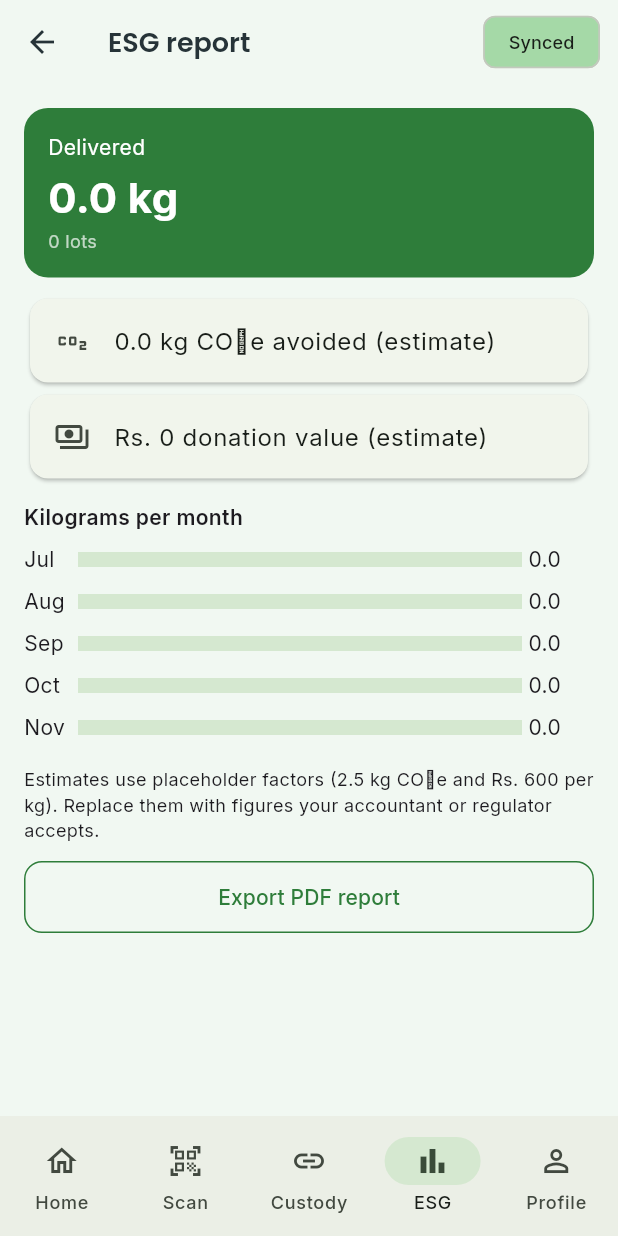
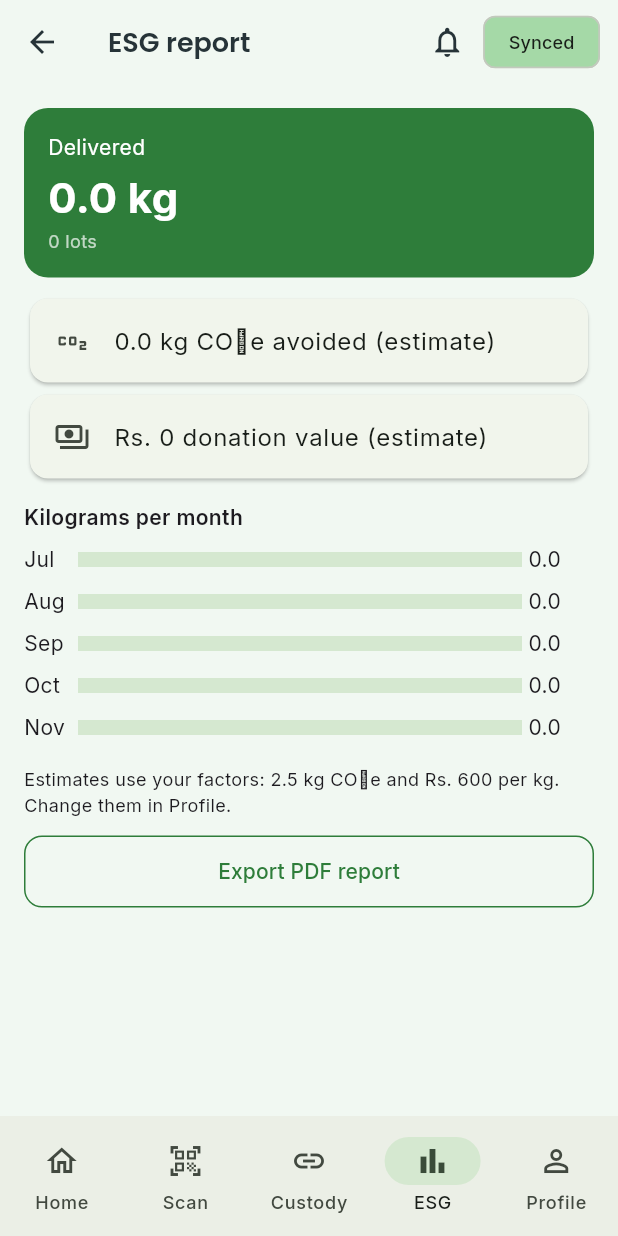
Before and after one commit to NithyaV7/EquipShare-App, a Flutter app: the DonorShell screen opened directly, item 4 of the bottom bar chosen, after a tap on "Export PDF report", on a phone screen of 412 x 824 dp. Run offline on Flutter 3.47's test engine with Material 3 defaults, Android fonts, the phone set to English and light mode, and no system bars; our stand-ins replace camera, cloud_firestore, firebase_auth, firebase_core, geolocator, google_fonts and 3 more; missing offline and left inert: google_mlkit_barcode_scanning, google_mlkit_text_recognition; accounts and stored records are empty.

Commit message:
Add live scan, notifications and ESG settings

```diff
--- a/lib/data/report.dart
+++ b/lib/data/report.dart
@@ -18,8 +18,8 @@ Future<void> exportEsgPdf(AppState s) async {
       pw.Text('Generated: ${fmtTime(DateTime.now())}'),
       pw.SizedBox(height: 12),
       pw.Text('Delivered: ${kg.toStringAsFixed(1)} kg in ${s.deliveredLots.length} lots'),
-      pw.Text('Estimated CO2e avoided: ${(kg * AppState.co2PerKg).toStringAsFixed(1)} kg'),
-      pw.Text('Estimated donation value: Rs. ${(kg * AppState.rupeesPerKg).toStringAsFixed(0)}'),
+      pw.Text('Estimated CO2e avoided: ${(kg * s.co2PerKg).toStringAsFixed(1)} kg'),
+      pw.Text('Estimated donation value: Rs. ${(kg * s.rupeesPerKg).toStringAsFixed(0)}'),
       pw.SizedBox(height: 12),
       if (rows.isEmpty)
         pw.Text('No delivered lots yet.')
@@ -30,8 +30,8 @@ Future<void> exportEsgPdf(AppState s) async {
         ),
       pw.SizedBox(height: 12),
       pw.Text(
-        'Estimates use placeholder factors (2.5 kg CO2e and Rs. 600 per kg). '
-        'Use figures accepted by your accountant or regulator before filing.',
+        'Estimates use the factors set in the app (${s.co2PerKg} kg CO2e and Rs. ${s.rupeesPerKg.toStringAsFixed(0)} per kg). '
+        'Check them with your accountant or regulator before filing.',
         style: const pw.TextStyle(fontSize: 9),
       ),
     ],
--- a/lib/models.dart
+++ b/lib/models.dart
@@ -168,3 +168,39 @@ class Offer {
         synced: j['synced'] as bool? ?? true,
       );
 }
+
+/// An in-app notification. role says which kind of user it is for.
+class AppNote {
+  AppNote({
+    required this.id,
+    required this.role,
+    required this.title,
+    required this.body,
+    required this.time,
+    this.read = false,
+  });
+  final String id;
+  final String role;
+  final String title;
+  final String body;
+  final DateTime time;
+  bool read;
+
+  Map<String, dynamic> toJson() => {
+        'id': id,
+        'role': role,
+        'title': title,
+        'body': body,
+        'time': time.toIso8601String(),
+        'read': read,
+      };
+
+  factory AppNote.fromJson(Map<String, dynamic> j) => AppNote(
+        id: j['id'] as String,
+        role: j['role'] as String,
+        title: j['title'] as String,
+        body: j['body'] as String,
+        time: DateTime.parse(j['time'] as String),
+        read: j['read'] as bool? ?? false,
+      );
+}
--- /dev/null
+++ b/lib/scan/live_scan_stub.dart
@@ -0,0 +1,6 @@
+// Live camera scanning is Android only. The web version hides the button.
+import 'package:flutter/widgets.dart';
+
+bool get liveScanSupported => false;
+
+Widget buildLiveScanScreen() => const SizedBox.shrink();
--- a/lib/ui/donor.dart
+++ b/lib/ui/donor.dart
@@ -6,7 +6,9 @@ import '../domain/compliance.dart';
 import '../domain/date_parser.dart';
 import '../data/report.dart';
 import '../models.dart';
+import '../scan/live_scan_stub.dart' if (dart.library.io) '../scan/live_scan_mlkit.dart';
 import '../scan/scanner_stub.dart' if (dart.library.io) '../scan/scanner_mlkit.dart';
+import 'notifications.dart';
 import 'profile.dart';
 import 'widgets.dart';
 
@@ -22,7 +24,7 @@ class _DonorShellState extends State<DonorShell> {
   Widget build(BuildContext context) {
     const titles = ['EquiShare', 'Batch scan', 'Chain of custody', 'ESG report', 'Profile'];
     return Scaffold(
-      appBar: AppBar(title: Text(titles[i]), actions: const [SyncPill()]),
+      appBar: AppBar(title: Text(titles[i]), actions: const [NotificationsButton(), SyncPill()]),
       body: IndexedStack(index: i, children: [
         DonorHome(onTab: (n) => setState(() => i = n)),
         const ScanTab(),
@@ -207,6 +209,15 @@ class _ScanTabState extends State<ScanTab> {
         ? 'No date yet'
         : 'Expiry ${fmtDate(expiry)}${c != null && c < 0.8 ? ' · low confidence, please confirm' : ''}';
     return ListView(padding: const EdgeInsets.all(16), children: [
+      if (liveScanSupported) ...[
+        ElevatedButton.icon(
+          onPressed: () => Navigator.of(context)
+              .push(MaterialPageRoute(builder: (_) => buildLiveScanScreen())),
+          icon: const Icon(Icons.videocam),
+          label: const Text('Live scan (keeps the camera open)'),
+        ),
+        const SizedBox(height: 8),
+      ],
       if (scannerSupported)
         Row(children: [
           Expanded(
@@ -451,6 +462,18 @@ class CustodyTab extends StatelessWidget {
                     subtitle: Text(
                         '${fmtTime(DateTime.parse(e.timestamp).toLocal())} · #${e.hash.substring(0, 8)}'),
                   ),
+                if (s.cloudMode)
+                  Align(
+                    alignment: Alignment.centerLeft,
+                    child: TextButton.icon(
+                      onPressed: () async {
+                        final m = await s.auditCustody(l.id);
+                        if (context.mounted) snack(context, m);
+                      },
+                      icon: const Icon(Icons.verified_outlined),
+                      label: const Text('Verify with cloud'),
+                    ),
+                  ),
               ],
             ),
           );
@@ -481,13 +504,13 @@ class EsgTab extends StatelessWidget {
       Card(
         child: ListTile(
           leading: const Icon(Icons.co2),
-          title: Text('${(kg * AppState.co2PerKg).toStringAsFixed(1)} kg CO₂e avoided (estimate)'),
+          title: Text('${(kg * s.co2PerKg).toStringAsFixed(1)} kg CO₂e avoided (estimate)'),
         ),
       ),
       Card(
         child: ListTile(
           leading: const Icon(Icons.payments_outlined),
-          title: Text('Rs. ${(kg * AppState.rupeesPerKg).toStringAsFixed(0)} donation value (estimate)'),
+          title: Text('Rs. ${(kg * s.rupeesPerKg).toStringAsFixed(0)} donation value (estimate)'),
         ),
       ),
       const SizedBox(height: 12),
@@ -502,9 +525,9 @@ class EsgTab extends StatelessWidget {
           ]),
         ),
       const SizedBox(height: 16),
-      const Text(
-          'Estimates use placeholder factors (2.5 kg CO₂e and Rs. 600 per kg). Replace them with figures your accountant or regulator accepts.',
-          style: TextStyle(fontSize: 12)),
+      Text(
+          'Estimates use your factors: ${s.co2PerKg} kg CO₂e and Rs. ${s.rupeesPerKg.toStringAsFixed(0)} per kg. Change them in Profile.',
+          style: const TextStyle(fontSize: 12)),
       const SizedBox(height: 12),
       OutlinedButton(onPressed: () => exportEsgPdf(s), child: const Text('Export PDF report')),
     ]);
--- /dev/null
+++ b/lib/ui/notifications.dart
@@ -0,0 +1,64 @@
+import 'package:flutter/material.dart';
+import '../app_state.dart';
+import '../core/theme.dart';
+import 'widgets.dart';
+
+/// Bell icon with an unread counter, shown in the top bar.
+class NotificationsButton extends StatelessWidget {
+  const NotificationsButton({super.key});
+  @override
+  Widget build(BuildContext context) {
+    final n = AppScope.of(context).unreadNotes;
+    return IconButton(
+      tooltip: 'Notifications',
+      onPressed: () => Navigator.of(context)
+          .push(MaterialPageRoute(builder: (_) => const NotificationsScreen())),
+      icon: Badge(
+        isLabelVisible: n > 0,
+        label: Text('$n'),
+        child: const Icon(Icons.notifications_outlined),
+      ),
+    );
+  }
+}
+
+class NotificationsScreen extends StatefulWidget {
+  const NotificationsScreen({super.key});
+  @override
+  State<NotificationsScreen> createState() => _NotificationsScreenState();
+}
+
+class _NotificationsScreenState extends State<NotificationsScreen> {
+  @override
+  void initState() {
+    super.initState();
+    WidgetsBinding.instance.addPostFrameCallback((_) {
+      if (mounted) AppScope.read(context).markNotesRead();
+    });
+  }
+
+  @override
+  Widget build(BuildContext context) {
+    final list = AppScope.of(context).myNotes;
+    return Scaffold(
+      appBar: AppBar(title: const Text('Notifications')),
+      body: list.isEmpty
+          ? const Center(child: Text('Nothing new yet.'))
+          : ListView(padding: const EdgeInsets.all(16), children: [
+              for (final n in list)
+                Card(
+                  margin: const EdgeInsets.only(bottom: 10),
+                  child: ListTile(
+                    leading: const CircleAvatar(
+                      backgroundColor: Tokens.primaryLight,
+                      child: Icon(Icons.notifications, color: Tokens.primary),
+                    ),
+                    title: Text(n.title),
+                    subtitle: Text('${n.body}\n${fmtTime(n.time)}'),
+                    isThreeLine: true,
+                  ),
+                ),
+            ]),
+    );
+  }
+}
--- a/lib/ui/recipient.dart
+++ b/lib/ui/recipient.dart
@@ -2,6 +2,7 @@ import 'package:flutter/material.dart';
 import '../app_state.dart';
 import '../core/theme.dart';
 import '../models.dart';
+import 'notifications.dart';
 import 'profile.dart';
 import 'widgets.dart';
 
@@ -17,7 +18,7 @@ class _RecipientShellState extends State<RecipientShell> {
   Widget build(BuildContext context) {
     const titles = ['EquiShare', 'Offers', 'Pickup tracking', 'Profile'];
     return Scaffold(
-      appBar: AppBar(title: Text(titles[i]), actions: const [SyncPill()]),
+      appBar: AppBar(title: Text(titles[i]), actions: const [NotificationsButton(), SyncPill()]),
       body: IndexedStack(index: i, children: const [
         RecipientHome(),
         OffersTab(),
--- a/pubspec.yaml
+++ b/pubspec.yaml
@@ -1,7 +1,7 @@
 name: equishare
 description: EquiShare - local surplus food and medicine redistributor.
 publish_to: 'none'
-version: 0.2.0+2
+version: 0.3.0+3
 
 environment:
   sdk: ^3.3.0
@@ -13,6 +13,7 @@ dependencies:
   crypto: ^3.0.3
   google_fonts: ^6.2.1
   image_picker: ^1.1.2
+  camera: any
   google_mlkit_text_recognition: any
   google_mlkit_barcode_scanning: any
   geolocator: any
```
Also changed, not shown: lib/app_state.dart (+86 -16 lines), lib/data/custody.dart (+16 -0 lines), lib/scan/live_scan_mlkit.dart (added, +259 -0 lines), lib/ui/profile.dart (+70 -0 lines), 7 other files.
